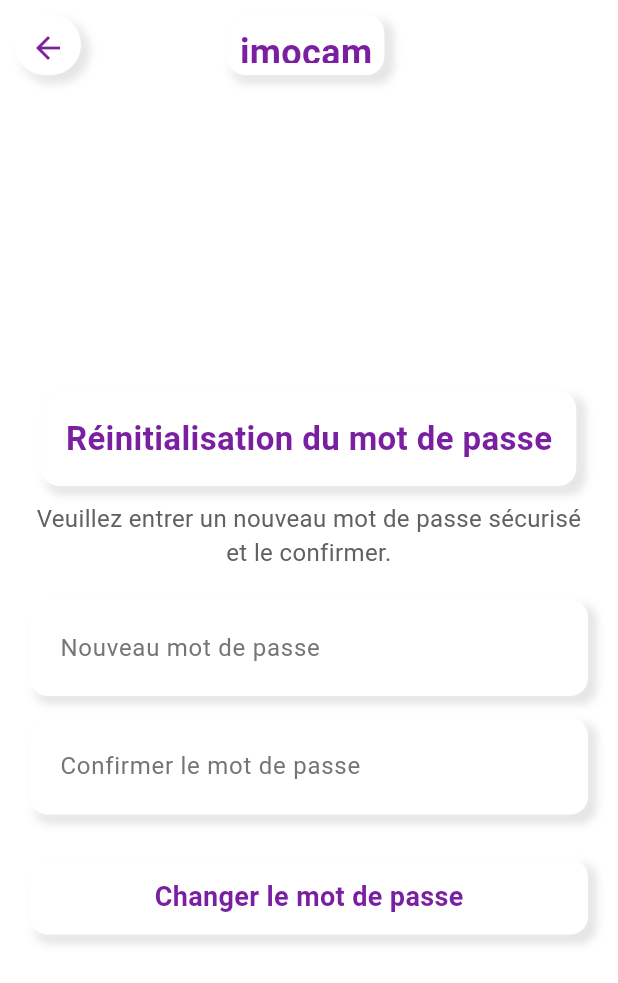
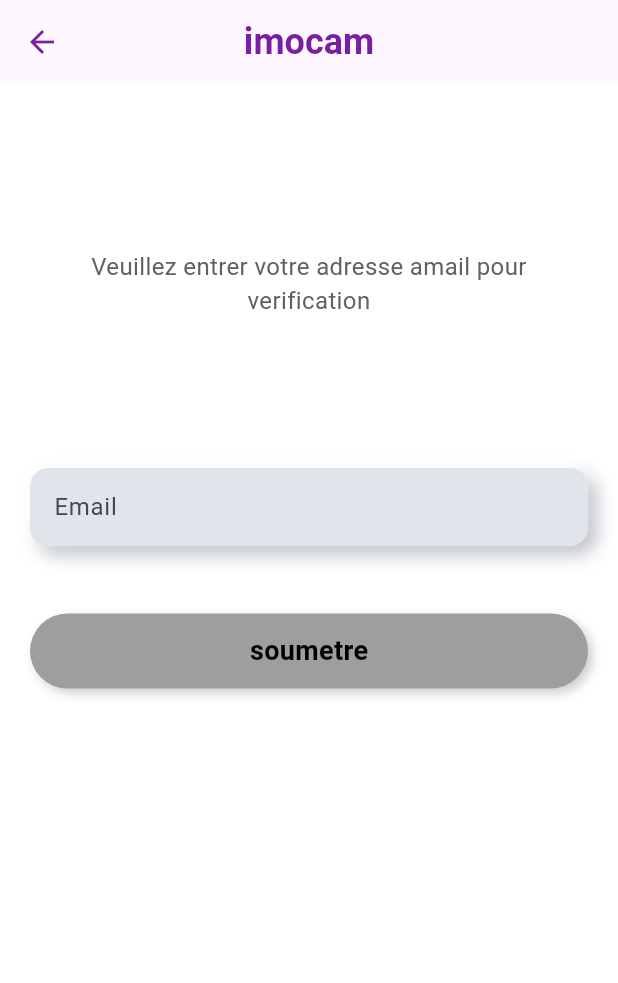
Before and after one commit to gedeonne/ImmoCam, a Flutter app: the ChangePasswordPage screen opened by its route, on a phone screen of 412 x 824 dp. Shown: the top 983 px of the screen. Run offline on Flutter 3.47's test engine with Material 3 defaults, Android fonts, the phone set to English and light mode, and no system bars.

Commit message:
ma branche est la plus belle

```diff
--- a/lib/changeMotDePass.dart
+++ b/lib/changeMotDePass.dart
@@ -1,200 +1,36 @@
 import 'package:flutter/material.dart';
 
+import 'neumorphismTextField.dart';
 
-class ChangePasswordPage extends StatelessWidget {
+
+class ChangePasswordPage extends StatefulWidget {
+  const ChangePasswordPage({super.key});
+
+  @override
+  State<ChangePasswordPage> createState() => _ChangePasswordPageState();
+}
+
+class _ChangePasswordPageState extends State<ChangePasswordPage> {
+  TextEditingController emailController = TextEditingController();
+  bool isLoading = false;
+  String? name;
+  String? password;
+  String? email;
+  bool canSubmit(){
+    bool can = true;
+    if(email == null) can = false;
+    return can;
+  }
   @override
   Widget build(BuildContext context) {
     return Scaffold(
       backgroundColor: Colors.white, // Fond blanc
-      appBar: NeumorphicAppBar(), // Barre d'applications avec style Neumorphism
-      body: Padding(
-        padding: EdgeInsets.all(20.0),
-        child: Column(
-          mainAxisAlignment: MainAxisAlignment.center, // Centre les éléments
-          children: [
-            // Titre de la page avec effet Neumorphism
-            Container(
-              padding: EdgeInsets.all(16),
-              decoration: BoxDecoration(
-                color: Colors.white,
-                borderRadius: BorderRadius.circular(12),
-                boxShadow: [
-                  BoxShadow(
-                    color: Colors.black.withOpacity(0.1),
-                    spreadRadius: 2,
-                    blurRadius: 4,
-                    offset: Offset(4, 4), // Ombre extérieure
-                  ),
-                  BoxShadow(
-                    color: Colors.white.withOpacity(0.8),
-                    spreadRadius: 2,
-                    blurRadius: 4,
-                    offset: Offset(-4, -4), // Ombre intérieure
-                  ),
-                ],
-              ),
-              child: Text(
-                'Réinitialisation du mot de passe',
-                style: TextStyle(
-                  fontSize: 22,
-                  fontWeight: FontWeight.bold,
-                  color: Colors.purple.shade700,
-                ),
-              ),
-            ),
-            SizedBox(height: 10),
-            // Description explicative
-            Text(
-              'Veuillez entrer un nouveau mot de passe sécurisé et le confirmer.',
-              textAlign: TextAlign.center,
-              style: TextStyle(fontSize: 16, color: Colors.grey.shade700),
-            ),
-            SizedBox(height: 20),
-            // Champ de texte pour le nouveau mot de passe
-            _buildNeumorphicTextField('Nouveau mot de passe'),
-            SizedBox(height: 15),
-            // Champ de texte pour confirmer le mot de passe
-            _buildNeumorphicTextField('Confirmer le mot de passe'),
-            SizedBox(height: 30),
-            // Bouton pour changer le mot de passe
-            _buildNeumorphicButton(context),
-          ],
-        ),
-      ),
-    );
-  }
-
-  // Fonction pour construire un champ de texte avec style Neumorphism
-  Widget _buildNeumorphicTextField(String hint) {
-    return Container(
-      padding: EdgeInsets.symmetric(horizontal: 20, vertical: 8),
-      decoration: BoxDecoration(
-        color: Colors.white,
-        borderRadius: BorderRadius.circular(12),
-        boxShadow: [
-          BoxShadow(
-            color: Colors.black.withOpacity(0.1),
-            spreadRadius: 2,
-            blurRadius: 4,
-            offset: Offset(4, 4), // Ombre extérieure
-          ),
-          BoxShadow(
-            color: Colors.white.withOpacity(0.8),
-            spreadRadius: 2,
-            blurRadius: 4,
-            offset: Offset(-4, -4), // Ombre intérieure
-          ),
-        ],
-      ),
-      child: TextField(
-        obscureText: true, // Cache le texte du mot de passe
-        decoration: InputDecoration(
-          border: InputBorder.none, // Pas de bordure
-          hintText: hint, // Texte d'exemple (ex : "Nouveau mot de passe")
-          hintStyle: TextStyle(color: Colors.grey.shade600), // Couleur du texte d'exemple
-        ),
-      ),
-    );
-  }
-
-  // Fonction pour créer un bouton avec un effet Neumorphism
-  Widget _buildNeumorphicButton(BuildContext context) {
-    return GestureDetector(
-      onTap: () {
-        // Logique pour changer le mot de passe (à implémenter)
-      },
-      child: Container(
-        padding: EdgeInsets.symmetric(vertical: 12, horizontal: 40),
-        decoration: BoxDecoration(
-          color: Colors.white,
-          borderRadius: BorderRadius.circular(12),
-          boxShadow: [
-            BoxShadow(
-              color: Colors.black.withOpacity(0.1),
-              spreadRadius: 2,
-              blurRadius: 4,
-              offset: Offset(4, 4), // Ombre extérieure
-            ),
-            BoxShadow(
-              color: Colors.white.withOpacity(0.8),
-              spreadRadius: 2,
-              blurRadius: 4,
-              offset: Offset(-4, -4), // Ombre intérieure
-            ),
-          ],
-        ),
-        child: Center(
-          child: Text(
-            'Changer le mot de passe',
-            style: TextStyle(
-              fontSize: 18,
-              color: Colors.purple.shade700, // Couleur violette
-              fontWeight: FontWeight.bold, // Gras
-            ),
-          ),
-        ),
-      ),
-    );
-  }
-}
-
-// Classe pour la barre d'applications avec le logo 'imocam'
-class NeumorphicAppBar extends StatelessWidget implements PreferredSizeWidget {
-  @override
-  Widget build(BuildContext context) {
-    return Padding(
-      padding: const EdgeInsets.all(10.0),
-      child: Row(
-        mainAxisAlignment: MainAxisAlignment.spaceBetween, // Espace entre les éléments
-        children: [
-          // Bouton retour avec effet Neumorphism
-          GestureDetector(
+      appBar: AppBar(
+        leading: GestureDetector(
           onTap: () => Navigator.pop(context),
-            child: Container(
-              padding: EdgeInsets.all(10),
-              decoration: BoxDecoration(
-                color: Colors.white,
-                borderRadius: BorderRadius.circular(30), // Utilisation de borderRadius pour la forme circulaire
-                boxShadow: [
-                  BoxShadow(
-                    color: Colors.black.withOpacity(0.1),
-                    spreadRadius: 2,
-                    blurRadius: 4,
-                    offset: Offset(4, 4), // Ombre extérieure
-                  ),
-                  BoxShadow(
-                    color: Colors.white.withOpacity(0.8),
-                    spreadRadius: 2,
-                    blurRadius: 4,
-                    offset: Offset(-4, -4), // Ombre intérieure
-                  ),
-                ],
-              ),
           child: Icon(Icons.arrow_back, color: Colors.purple.shade700),
         ),
-          ),
-          // Texte "imocam" avec style Neumorphism
-          Container(
-            padding: EdgeInsets.all(8),
-            decoration: BoxDecoration(
-              color: Colors.white,
-              borderRadius: BorderRadius.circular(12),
-              boxShadow: [
-                BoxShadow(
-                  color: Colors.black.withOpacity(0.1),
-                  spreadRadius: 2,
-                  blurRadius: 4,
-                  offset: Offset(4, 4), // Ombre extérieure
-                ),
-                BoxShadow(
-                  color: Colors.white.withOpacity(0.8),
-                  spreadRadius: 2,
-                  blurRadius: 4,
-                  offset: Offset(-4, -4), // Ombre intérieure
-                ),
-              ],
-            ),
-            child: Text(
+        title:Text(
           'imocam',
           style: TextStyle(
             fontSize: 24,
@@ -202,13 +38,77 @@
             color: Colors.purple.shade700,
           ),
         ),
+        centerTitle: true,
+      ), // Barre d'applications avec style Neumorphism
+      body: Padding(
+        padding: const EdgeInsets.all(20.0),
+        child: SingleChildScrollView(
+          child: Column(
+            mainAxisAlignment: MainAxisAlignment.center, // Centre les éléments
+            children: [
+              // Titre de la page avec effet Neumorphism
+              const SizedBox(height: 90),
+              // Description explicative
+              Text(
+                'Veuillez entrer votre adresse amail pour verification',
+                textAlign: TextAlign.center,
+                style: TextStyle(fontSize: 16, color: Colors.grey.shade700),
               ),
-          SizedBox(width: 48), // Espacement à droite
+              const SizedBox(height: 100),
+              // Champ de texte pour le nouveau mot de passe
+              NeumorphismTextfield(
+                controller: emailController,
+                hintext: 'Email',
+                onChange: (value){
+                  setState(() {
+                    if(value  == ""){
+                      email = null;
+                    }else{
+                      email = value;
+                    }
+                  });
+                },
+              ),
+              const SizedBox(height: 15),
+              // Champ de texte pour confirmer le mot de passes
+              const SizedBox(height: 30),
+              // Bouton pour changer le mot de passe
+              Container(
+                width: double.infinity,
+                height: 50,
+                alignment: Alignment.center,
+                decoration: BoxDecoration(
+                  color: canSubmit()?  Color(0xFF6A1B9A) : Colors.grey,
+                  borderRadius: BorderRadius.circular(30),
+                  boxShadow: [
+                    const BoxShadow(
+                      color: Colors.white,
+                      offset: Offset(-3, -3),
+                      blurRadius: 5,
+                    ),
+                    BoxShadow(
+                      color: Colors.black.withOpacity(0.2),
+                      offset: const Offset(3, 3),
+                      blurRadius: 5,
+                    ),
                   ],
                 ),
+                child: isLoading? const SizedBox(
+                    height: 25,
+                    width: 25,
+                    child: CircularProgressIndicator(strokeWidth: 4, color: Colors.white,)
+                ): Text(
+                  "soumetre",
+                  style: TextStyle(
+                    fontSize: 18,
+                    fontWeight: FontWeight.bold,
+                    color:  canSubmit()? Colors.white: Colors.black,
+                  ),
+                ) ,
+              )
+            ],
+          ),
+        ),
+      ),
     );
-  }
-
-  @override
-  Size get preferredSize => Size.fromHeight(60.0);
-}
+  }}
--- a/lib/main.dart
+++ b/lib/main.dart
@@ -15,7 +15,7 @@
     return MaterialApp(
       initialRoute: '/',
       routes: {
-        '/': (context) => LoginPage(),
+        '/': (context) => const LoginPage(),
         '/signup': (context) => SignUpPage(),
         '/changemotdepass': (context) => ChangePasswordPage(),
       },
--- a/lib/signIn.dart
+++ b/lib/signIn.dart
@@ -118,7 +118,11 @@
                 hintext: 'Nom',
                 onChange: (value){
                   setState(() {
-                    name = value;
+                    if(value == ""){
+                      name = null;
+                    }else{
+                      name = value;
+                    }
                   });
                 },
               ),
@@ -131,7 +135,11 @@
                 isPassword: true,
                 onChange: (value){
                   setState(() {
-                    password = value;
+                    if(value == ""){
+                      password = null;
+                    }else{
+                      password = value;
+                    }
                   });
                 },
               ),
@@ -194,7 +202,7 @@
                       ),
                     ],
                   ),
-                  child: isLoading? SizedBox(
+                  child: isLoading? const SizedBox(
                     height: 25,
                     width: 25,
                       child: CircularProgressIndicator(strokeWidth: 4, color: Colors.white,)
--- a/lib/signUpPage.dart
+++ b/lib/signUpPage.dart
@@ -122,35 +122,47 @@
                 ),
               ),
             ),
-            SizedBox(height: 70),
+            const SizedBox(height: 70),
             // Champs de texte
             NeumorphismTextfield(
               controller: nameController,
               hintext: 'Nom complet',
               onChange: (value){
                 setState(() {
-                  name = value;
+                  if(value == ""){
+                    name = null;
+                  }else{
+                    name = value;
+                  }
                 });
               },
             ),
-            SizedBox(height: 30),
+            const SizedBox(height: 30),
             NeumorphismTextfield(
                 controller: emailController,
                 hintext: 'Email',
                 onChange: (value){
                   setState(() {
-                    email = value;
+                    if(value == ""){
+                      email = null;
+                    }else{
+                      email = value;
+                    }
                   });
                 },
             ),
-            SizedBox(height: 30),
+            const SizedBox(height: 30),
             NeumorphismTextfield(
               controller: passwordController,
               hintext: 'Mot de passe',
               isPassword: true,
               onChange: (value){
                 setState(() {
-                  password = value;
+                  if(value == ""){
+                    password = null;
+                  }else{
+                    password = value;
+                  }
                 });
               },
             ),
```
Also changed, not shown: pubspec.lock. Lines whose indentation alone changed are shown as unchanged.
